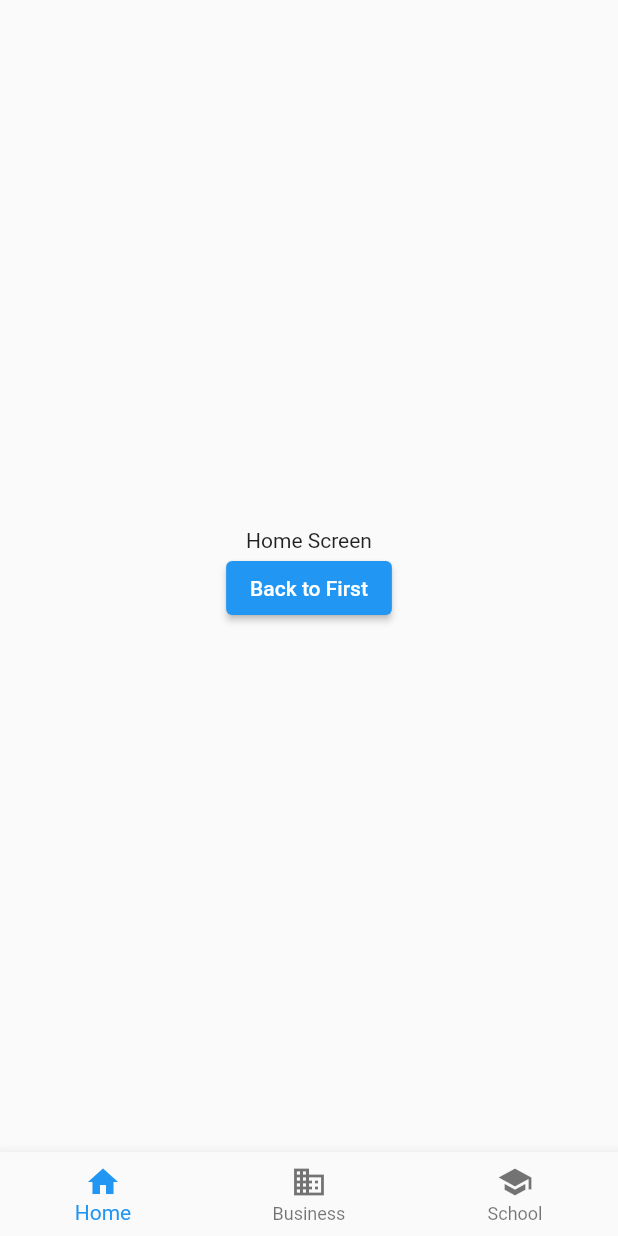
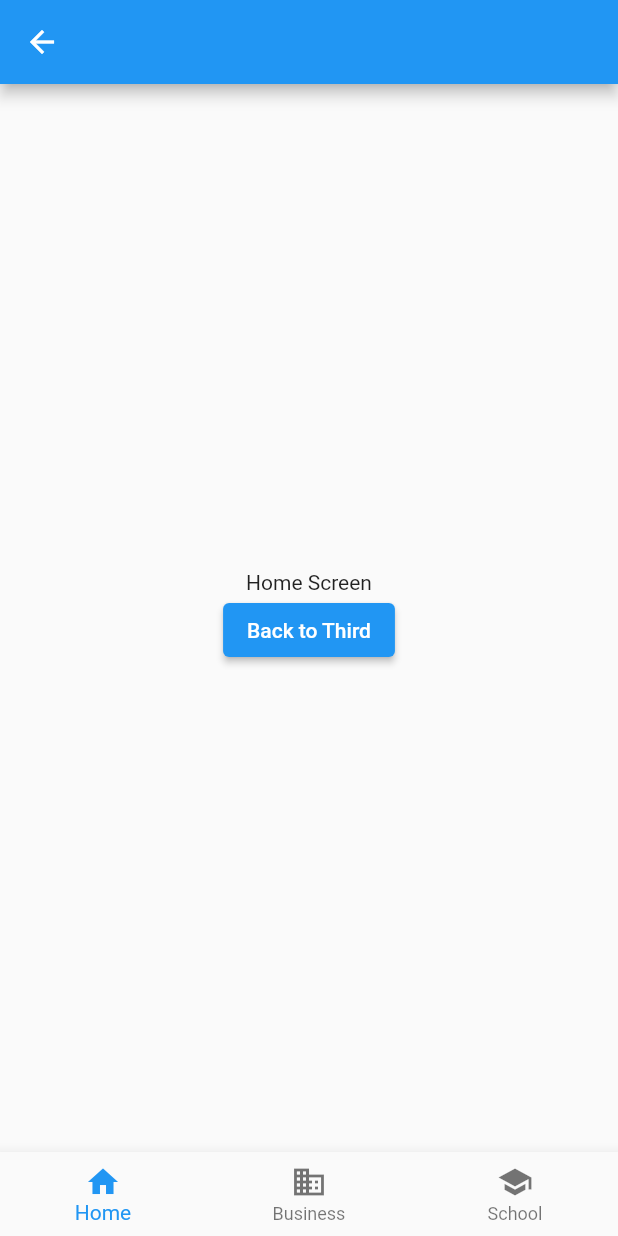
Before and after one commit to Katekko/go_router_poc, a Flutter app: the HomeScreen screen opened by its route, on a phone screen of 412 x 824 dp. Run offline on Flutter 3.47's test engine with Material 2 defaults, Android fonts, the phone set to English and light mode, and no system bars; our stand-ins replace go_router.

Commit message:
Terminando de fazer a poc

```diff
--- a/lib/bottom_navigation.widget.dart
+++ b/lib/bottom_navigation.widget.dart
@@ -1,21 +1,20 @@
 import 'package:flutter/material.dart';
 import 'package:go_router/go_router.dart';
-
-import 'routes.dart';
+import 'package:test_route/go_router_builder.dart';
 
 class BottomNavigationWidget extends StatelessWidget {
   final Widget child;
   const BottomNavigationWidget({required this.child, super.key});
 
   static int _calculateSelectedIndex(BuildContext context) {
-    final String location = GoRouterState.of(context).location;
-    if (location.startsWith(Routes.home)) {
+    final location = GoRouterState.of(context).location;
+    if (location.contains('home')) {
       return 0;
     }
-    if (location.startsWith(Routes.business)) {
+    if (location.contains('business')) {
       return 1;
     }
-    if (location.startsWith(Routes.school)) {
+    if (location.contains('school')) {
       return 2;
     }
     return 0;
@@ -24,13 +23,13 @@ class BottomNavigationWidget extends StatelessWidget {
   void _onItemTapped(int index, BuildContext context) {
     switch (index) {
       case 0:
-        context.go(Routes.home);
+        HomeScreenRoute().go(context);
         break;
       case 1:
-        context.go(Routes.home);
+        BusinessScreenRoute().go(context);
         break;
       case 2:
-        context.go(Routes.home);
+        SchoolScreenRoute().go(context);
         break;
     }
   }
@@ -38,6 +37,7 @@ class BottomNavigationWidget extends StatelessWidget {
   @override
   Widget build(BuildContext context) {
     return Scaffold(
+      appBar: AppBar(),
       body: child,
       bottomNavigationBar: BottomNavigationBar(
         items: const [
--- a/lib/main.dart
+++ b/lib/main.dart
@@ -1,6 +1,5 @@
 import 'package:flutter/material.dart';
-import 'package:go_router/go_router.dart';
-import 'package:test_route/routes.dart';
+import 'package:test_route/go_router_builder.dart';
 
 import 'navigation.dart';
 
@@ -13,9 +12,7 @@ class App extends StatelessWidget {
 
   @override
   Widget build(BuildContext context) {
-    return MaterialApp.router(
-      routerConfig: Navigation.router,
-    );
+    return MaterialApp.router(routerConfig: Navigation.router);
   }
 }
 
@@ -25,17 +22,22 @@ class FirstScreen extends StatelessWidget {
   @override
   Widget build(BuildContext context) {
     return Scaffold(
+      appBar: AppBar(),
       body: Center(
         child: Column(
           mainAxisAlignment: MainAxisAlignment.center,
           children: [
             const Text('First Screen'),
             ElevatedButton(
-              onPressed: () => context.push(Routes.second),
+              onPressed: () => SecondScreenRoute().go(context),
               child: const Text('Go to Second'),
             ),
             ElevatedButton(
-              onPressed: () => context.push(Routes.home),
+              onPressed: () => ThirdScreenRoute().go(context),
+              child: const Text('Go to Third'),
+            ),
+            ElevatedButton(
+              onPressed: () => HomeScreenRoute().go(context),
               child: const Text('OPEN NESTED NAVIGATION'),
             )
           ],
@@ -51,13 +53,14 @@ class SecondScreen extends StatelessWidget {
   @override
   Widget build(BuildContext context) {
     return Scaffold(
+      appBar: AppBar(),
       body: Center(
         child: Column(
           mainAxisAlignment: MainAxisAlignment.center,
           children: [
             const Text('Second Screen'),
             ElevatedButton(
-              onPressed: () => context.push(Routes.third),
+              onPressed: () => ThirdScreenRoute().go(context),
               child: const Text('Go to Third'),
             )
           ],
@@ -73,13 +76,14 @@ class ThirdScreen extends StatelessWidget {
   @override
   Widget build(BuildContext context) {
     return Scaffold(
+      appBar: AppBar(),
       body: Center(
         child: Column(
           mainAxisAlignment: MainAxisAlignment.center,
           children: [
             const Text('Third Screen'),
             ElevatedButton(
-              onPressed: () => context.go(Routes.first),
+              onPressed: () => FirstScreenRoute().go(context),
               child: const Text('Back to First'),
             )
           ],
@@ -101,8 +105,8 @@ class HomeScreen extends StatelessWidget {
           children: [
             const Text('Home Screen'),
             ElevatedButton(
-              onPressed: () => context.go(Routes.first),
-              child: const Text('Back to First'),
+              onPressed: () => ThirdScreenRoute().go(context),
+              child: const Text('Back to Third'),
             )
           ],
         ),
@@ -132,7 +136,7 @@ class SchoolScreen extends StatelessWidget {
           children: [
             const Text('School Screen'),
             ElevatedButton(
-              onPressed: () => context.go(Routes.second),
+              onPressed: () => SecondScreenRoute().go(context),
               child: const Text('Back to second'),
             )
           ],
--- a/lib/navigation.dart
+++ b/lib/navigation.dart
@@ -1,39 +1,75 @@
+import 'package:flutter/cupertino.dart';
 import 'package:go_router/go_router.dart';
 
 import 'bottom_navigation.widget.dart';
 import 'main.dart';
 import 'routes.dart';
 
+// TODO: Se eu defini a child aqui, o que a child do build faz?
+
 class Navigation {
   static final router = GoRouter(
     initialLocation: Routes.first,
+    debugLogDiagnostics: true,
     routes: [
       GoRoute(
         path: Routes.first,
-        builder: (context, state) => const FirstScreen(),
-      ),
+        builder: (_, __) => const FirstScreen(),
+        routes: [
           GoRoute(
             path: Routes.second,
-        builder: (context, state) => const SecondScreen(),
-      ),
+            builder: (_, __) => const SecondScreen(),
+            routes: [
               GoRoute(
                 path: Routes.third,
-        builder: (context, state) => const ThirdScreen(),
+                builder: (_, __) => const ThirdScreen(),
+              ),
+            ],
           ),
           ShellRoute(
             builder: (_, __, child) => BottomNavigationWidget(child: child),
             routes: [
-          GoRoute(path: Routes.home, builder: (_, __) => const HomeScreen()),
+              GoRoute(
+                path: Routes.home,
+                pageBuilder: (_, state) => fadeAnimation(
+                  const HomeScreen(),
+                  key: state.pageKey,
+                ),
+              ),
               GoRoute(
                 path: Routes.business,
-            builder: (_, __) => const BusinessScreen(),
+                pageBuilder: (_, state) => fadeAnimation(
+                  const BusinessScreen(),
+                  key: state.pageKey,
+                ),
               ),
               GoRoute(
                 path: Routes.school,
-            builder: (_, __) => const SchoolScreen(),
+                pageBuilder: (_, state) => fadeAnimation(
+                  const SchoolScreen(),
+                  key: state.pageKey,
+                ),
+              ),
+            ],
           ),
         ],
       ),
     ],
   );
 }
+
+CustomTransitionPage fadeAnimation(
+  Widget child, {
+  required ValueKey<String> key,
+}) {
+  return CustomTransitionPage(
+    key: key,
+    child: child,
+    transitionsBuilder: (_, animation, __, child) {
+      return FadeTransition(
+        opacity: CurveTween(curve: Curves.easeInOutCirc).animate(animation),
+        child: child,
+      );
+    },
+  );
+}
--- a/lib/routes.dart
+++ b/lib/routes.dart
@@ -1,8 +1,8 @@
 class Routes {
-  static const first = '/';
-  static const second = '/second';
-  static const third = '/third';
-  static const home = '/home';
-  static const business = '/business';
-  static const school = '/school';
+  static const first = '/first';
+  static const second = 'second';
+  static const third = 'third';
+  static const home = 'home';
+  static const business = 'business';
+  static const school = 'school';
 }
--- a/pubspec.yaml
+++ b/pubspec.yaml
@@ -44,6 +44,8 @@ dev_dependencies:
   # package. See that file for information about deactivating specific lint
   # rules and activating additional ones.
   flutter_lints: ^2.0.0
+  go_router_builder: ^1.0.16
+  build_runner: ^2.3.3
 
 # For information on the generic Dart part of this file, see the
 # following page: https://dart.dev/tools/pub/pubspec
```
Also changed, not shown: lib/go_router_builder.dart (added, +55 -0 lines), lib/go_router_builder.g.dart (added), pubspec.lock. Lines whose indentation alone changed are shown as unchanged.
